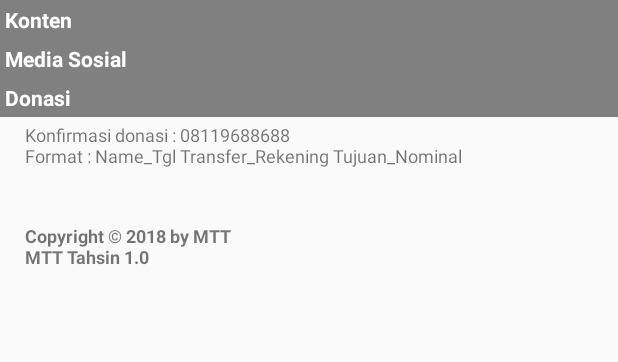
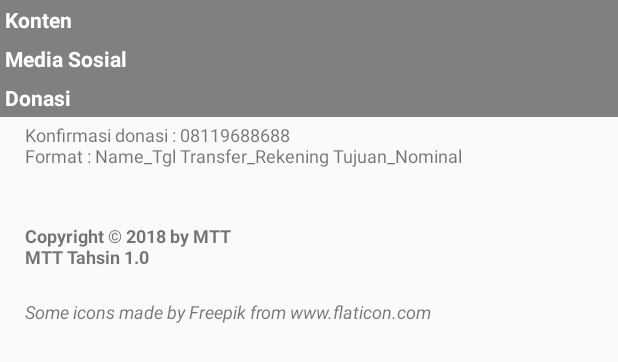
Before and after one commit to emirkipang/MTTTahsin, an Android app: the layout activity_about.xml on its own in the app's theme, with its tools: preview values and no code run, on a phone screen of 412 x 824 dp. Shown: the top 362 px of the screen. Run offline under Robolectric (Android 15) with nearby library versions, the phone set to English and light mode, and no system bars.

Commit message:
+ launcher + logo + menu install other apps

```diff
--- a/app/src/main/AndroidManifest.xml
+++ b/app/src/main/AndroidManifest.xml
@@ -4,9 +4,9 @@
 
     <application
         android:allowBackup="true"
-        android:icon="@mipmap/ic_launcher"
+        android:icon="@drawable/ic_launcher"
         android:label="@string/app_name"
-        android:roundIcon="@mipmap/ic_launcher_round"
+        android:roundIcon="@drawable/ic_launcher"
         android:supportsRtl="true"
         android:theme="@style/AppTheme">
         <activity
--- a/app/src/main/res/layout/activity_about.xml
+++ b/app/src/main/res/layout/activity_about.xml
@@ -100,6 +100,16 @@
                     android:textStyle="bold"
                     android:layout_marginBottom="@dimen/layout_margin_small2"
                     android:text="@string/info_copyright"/>
+
+                <TextView
+                    android:padding="@dimen/layout_padding_small"
+                    android:layout_width="match_parent"
+                    android:layout_height="wrap_content"
+                    android:layout_marginLeft="@dimen/layout_margin_small2"
+                    android:textSize="@dimen/textview_small"
+                    android:textStyle="italic"
+                    android:layout_marginBottom="@dimen/layout_margin_small2"
+                    android:text="@string/info_reference"/>
             </LinearLayout>
         </LinearLayout>
     </ScrollView>
--- a/app/src/main/res/values/strings.xml
+++ b/app/src/main/res/values/strings.xml
@@ -1,8 +1,9 @@
 <resources>
-    <string name="app_name">MTT-Tahsin</string>
+    <string name="app_name">MTT Tahsin</string>
     <string name="app_version">1.0</string>
     <string name="menu_other_apps">Install Aplikasi Lainnya</string>
     <string name="menu_about">Tentang</string>
     <string name="info_konfirmasi">Konfirmasi donasi : 08119688688\nFormat : Name_Tgl Transfer_Rekening Tujuan_Nominal</string>
     <string name="info_copyright">Copyright © 2018 by MTT\nMTT Tahsin 1.0</string>
+    <string name="info_reference">Some icons made by Freepik from www.flaticon.com</string>
 </resources>
```
Also changed, not shown: app/src/main/java/com/restuibu/emir/mtttahsin/activity/DetailActivity.java (+15 -2 lines), app/src/main/java/com/restuibu/emir/mtttahsin/activity/MainActivity.java (+15 -2 lines), app/src/main/res/layout/activity_splash.xml (+5 -15 lines), app/src/main/res/drawable-hdpi/ic_launcher.png (added), app/src/main/res/drawable-mdpi/ic_launcher.png (added), app/src/main/res/drawable-xhdpi/ic_launcher.png (added), app/src/main/res/drawable-xxhdpi/ic_launcher.png (added), app/src/main/res/drawable-xxxhdpi/ic_launcher.png (added), app/src/main/res/drawable/mtt_tahsin.png (added).
